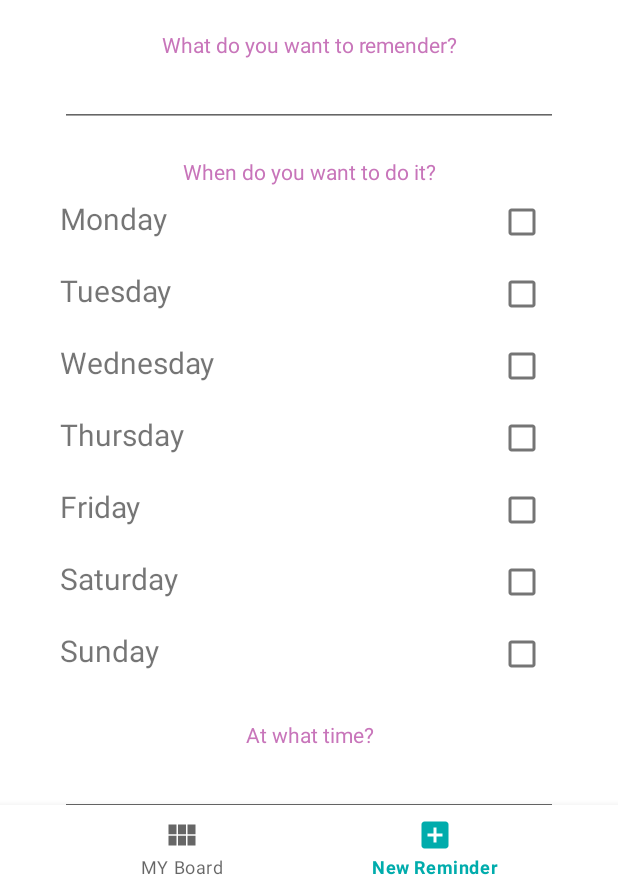
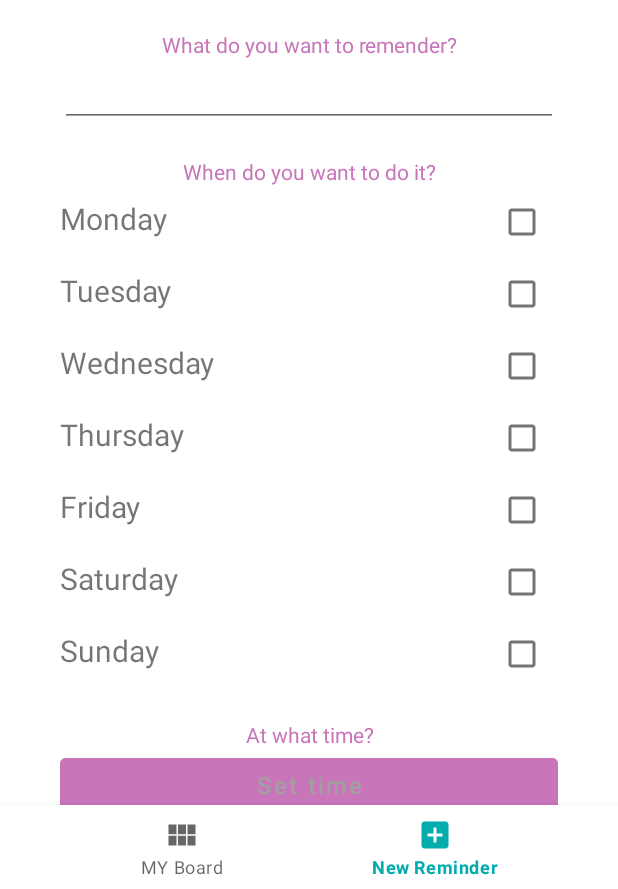
Before and after one commit to Hiram610/-Practica8_Digimind, an Android app: the DashboardFragment screen opened through its navigation route, item 2 of the bottom bar chosen, on a phone screen of 412 x 824 dp, the part 347-1236 px from its top. Run offline under Robolectric (Android 15) with nearby library versions, the phone set to English and light mode, and no system bars; our stand-ins replace navigation-ui.

Commit message:
Parte 2 del digimind

```diff
--- /dev/null
+++ b/app/src/main/java/garcia/hiram/mydigimind/ui/Task.kt
@@ -0,0 +1,3 @@
+package garcia.hiram.mydigimind.ui
+
+data class Task (var title: String, var days: ArrayList<String>, var time: String)
--- a/app/src/main/java/garcia/hiram/mydigimind/ui/dashboard/DashboardFragment.kt
+++ b/app/src/main/java/garcia/hiram/mydigimind/ui/dashboard/DashboardFragment.kt
@@ -1,42 +1,99 @@
 package garcia.hiram.mydigimind.ui.dashboard
 
+import android.app.TimePickerDialog
 import android.os.Bundle
 import android.view.LayoutInflater
 import android.view.View
 import android.view.ViewGroup
+import android.widget.Button
+import android.widget.CheckBox
+import android.widget.EditText
 import android.widget.TextView
+import android.widget.Toast
 import androidx.fragment.app.Fragment
+import androidx.lifecycle.ViewModel
 import androidx.lifecycle.ViewModelProvider
+import garcia.hiram.mydigimind.R
 import garcia.hiram.mydigimind.databinding.FragmentDashboardBinding
+import garcia.hiram.mydigimind.ui.Task
+import garcia.hiram.mydigimind.ui.home.HomeFragment
+import java.text.SimpleDateFormat
+import java.util.Calendar
 
 class DashboardFragment : Fragment() {
 
-    private var _binding: FragmentDashboardBinding? = null
+     private lateinit var dashboardViewModel: DashboardViewModel
+
+    //private var _binding: FragmentDashboardBinding? = null
 
     // This property is only valid between onCreateView and
     // onDestroyView.
-    private val binding get() = _binding!!
+     //private val binding get() = _binding!!
 
     override fun onCreateView(
         inflater: LayoutInflater,
         container: ViewGroup?,
         savedInstanceState: Bundle?
     ): View {
-        val dashboardViewModel =
+         dashboardViewModel =
             ViewModelProvider(this).get(DashboardViewModel::class.java)
 
-        _binding = FragmentDashboardBinding.inflate(inflater, container, false)
-        val root: View = binding.root
+        val root = inflater.inflate(R.layout.fragment_dashboard, container, false)
+        //_binding = FragmentDashboardBinding.inflate(inflater, container, false)
+        // val root: View = binding.root
 
-        val textView: TextView = binding.textDashboard
-        dashboardViewModel.text.observe(viewLifecycleOwner) {
-            textView.text = it
+        val btn_time: Button = root.findViewById(R.id.btn_time)
+
+        btn_time.setOnClickListener {
+            val cal = Calendar.getInstance()
+            val timeSetListener = TimePickerDialog.OnTimeSetListener { timePicker, hour, minute ->
+                cal.set(Calendar.HOUR_OF_DAY, hour)
+                cal.set(Calendar.MINUTE, minute)
+
+                btn_time.text = SimpleDateFormat("HH:mm").format(cal.time)
+            }
+            TimePickerDialog(root.context, timeSetListener, cal.get(Calendar.HOUR_OF_DAY),
+                cal.get(Calendar.MINUTE), true).show()
+        }
+
+        val btn_done = root.findViewById(R.id.done) as Button
+        val et_titulo = root.findViewById(R.id.name) as EditText
+        val checkMonday = root.findViewById(R.id.monday) as CheckBox
+        val checkTuesday = root.findViewById(R.id.tuesday) as CheckBox
+        val checkWednesday = root.findViewById(R.id.wednesday) as CheckBox
+        val checkThurday = root.findViewById(R.id.thursday) as CheckBox
+        val checkFriday = root.findViewById(R.id.friday) as CheckBox
+        val checkSaturday = root.findViewById(R.id.saturday) as CheckBox
+        val checkSunday = root.findViewById(R.id.sunday) as CheckBox
+
+        btn_done.setOnClickListener {
+
+            var title = et_titulo.text.toString()
+            var time = btn_time.text.toString()
+            var days = ArrayList<String>()
+
+            if(checkMonday.isChecked)
+                days.add("Monday")
+            if(checkTuesday.isChecked)
+                days.add("Tuesday")
+            if(checkWednesday.isChecked)
+                days.add("Wednesday")
+            if(checkThurday.isChecked)
+                days.add("Thursday")
+            if(checkFriday.isChecked)
+                days.add("Friday")
+            if(checkSaturday.isChecked)
+                days.add("Saturday")
+            if(checkSunday.isChecked)
+                days.add("Sunday")
+
+            var task = Task(title, days, time)
+
+            HomeFragment.tasks.add(task)
+
+            Toast.makeText(root.context,"new task added", Toast.LENGTH_SHORT).show()
+
         }
         return root
     }
-
-    override fun onDestroyView() {
-        super.onDestroyView()
-        _binding = null
-    }
 }
--- a/app/src/main/java/garcia/hiram/mydigimind/ui/home/HomeFragment.kt
+++ b/app/src/main/java/garcia/hiram/mydigimind/ui/home/HomeFragment.kt
@@ -1,42 +1,114 @@
 package garcia.hiram.mydigimind.ui.home
 
+import android.content.Context
 import android.os.Bundle
 import android.view.LayoutInflater
 import android.view.View
 import android.view.ViewGroup
+import android.widget.Adapter
+import android.widget.BaseAdapter
+import android.widget.GridView
 import android.widget.TextView
 import androidx.fragment.app.Fragment
 import androidx.lifecycle.ViewModelProvider
+import garcia.hiram.mydigimind.R
 import garcia.hiram.mydigimind.databinding.FragmentHomeBinding
+import garcia.hiram.mydigimind.ui.Task
 
 class HomeFragment : Fragment() {
 
-    private var _binding: FragmentHomeBinding? = null
+    private var adaptador: AdaptadorTareas? = null
+    private lateinit var homeViewModel: HomeViewModel
+
+    companion object{
+        var tasks = ArrayList<Task>()
+        var first = true
+    }
+
+    // private var _binding: FragmentHomeBinding? = null
 
     // This property is only valid between onCreateView and
     // onDestroyView.
-    private val binding get() = _binding!!
+    // private val binding get() = _binding!!
 
     override fun onCreateView(
         inflater: LayoutInflater,
         container: ViewGroup?,
         savedInstanceState: Bundle?
     ): View {
-        val homeViewModel =
+        homeViewModel =
             ViewModelProvider(this).get(HomeViewModel::class.java)
 
-        _binding = FragmentHomeBinding.inflate(inflater, container, false)
-        val root: View = binding.root
+        val root = inflater.inflate(R.layout.fragment_home, container, false)
+        // _binding = FragmentHomeBinding.inflate(inflater, container, false)
+        // val root: View = binding.root
 
-        val textView: TextView = binding.textHome
-        homeViewModel.text.observe(viewLifecycleOwner) {
-            textView.text = it
+        if(first){
+            fillTasks()
+            first = false
         }
+
+
+        adaptador = AdaptadorTareas(root.context, tasks)
+
+        val gridView : GridView = root.findViewById(R.id.reminders)
+
+        gridView.adapter = adaptador
+
         return root
     }
 
-    override fun onDestroyView() {
-        super.onDestroyView()
-        _binding = null
+    fun fillTasks(){
+        tasks.add(Task("Practice 1", arrayListOf("Tuesday"),"17:30"))
+        tasks.add(Task("Practice 2", arrayListOf("Monday", "Sunday"),"17:00"))
+        tasks.add(Task("Practice 3", arrayListOf("Wednesday"),"14:00"))
+        tasks.add(Task("Practice 4", arrayListOf("Saturday"),"11:00"))
+        tasks.add(Task("Practice 5", arrayListOf("Friday"),"13:00"))
+        tasks.add(Task("Practice 6", arrayListOf("Thursday"),"10:40"))
+        tasks.add(Task("Practice 7", arrayListOf("Monday"),"12:00"))
     }
+
+    private class AdaptadorTareas: BaseAdapter{
+        var tasks = ArrayList<Task>()
+        var contexto: Context? = null
+
+        constructor(contexto: Context, tasks: ArrayList<Task>){
+            this.contexto = contexto
+            this.tasks = tasks
+        }
+
+        override fun getCount(): Int {
+            return tasks.size
+        }
+
+        override fun getItem(p0: Int): Any {
+            return tasks[p0]
+        }
+
+        override fun getItemId(p0: Int): Long {
+            return p0.toLong()
+        }
+
+        override fun getView(p0: Int, p1: View?, p2: ViewGroup?): View {
+            var task = tasks[p0]
+            var inflador = LayoutInflater.from(contexto)
+            var vista = inflador.inflate(R.layout.task_view, null)
+
+            var tv_title: TextView = vista.findViewById(R.id.tv_title)
+            var tv_time: TextView = vista.findViewById(R.id.tv_time)
+            var tv_days: TextView = vista.findViewById(R.id.tv_days)
+
+            tv_title.setText(task.title)
+            tv_time.setText(task.time)
+            tv_days.setText(task.days.toString())
+
+            return vista
+        }
+
+
+    }
+//    override fun onDestroyView() {
+//        super.onDestroyView()
+//        _binding = null
+//    }
 }
--- a/app/src/main/res/layout/fragment_dashboard.xml
+++ b/app/src/main/res/layout/fragment_dashboard.xml
@@ -15,7 +15,8 @@
         <LinearLayout
             android:layout_width="match_parent"
             android:layout_height="wrap_content"
-            android:orientation="vertical">
+            android:orientation="vertical"
+            android:paddingBottom="65dp">
 
             <ImageView
                 android:layout_width="match_parent"
@@ -180,11 +181,15 @@
                 android:textAlignment="center"
                 android:layout_marginTop="20dp"/>
 
-            <EditText
+            <Button
+                android:id="@+id/btn_time"
                 android:layout_width="match_parent"
                 android:layout_height="wrap_content"
-                android:inputType="text"
-                android:id="@+id/time"/>
+                android:backgroundTint="@color/dusty_rose"
+                android:text="Set time"
+                android:textAllCaps="false"
+                android:textColor="@color/gray"
+                android:textSize="16sp"/>
 
             <Button
                 android:layout_width="wrap_content"
```
Also changed, not shown: app/src/main/res/drawable/fondo.xml (added, +9 -0 lines), app/src/main/res/layout/task_view.xml (added, +44 -0 lines).
